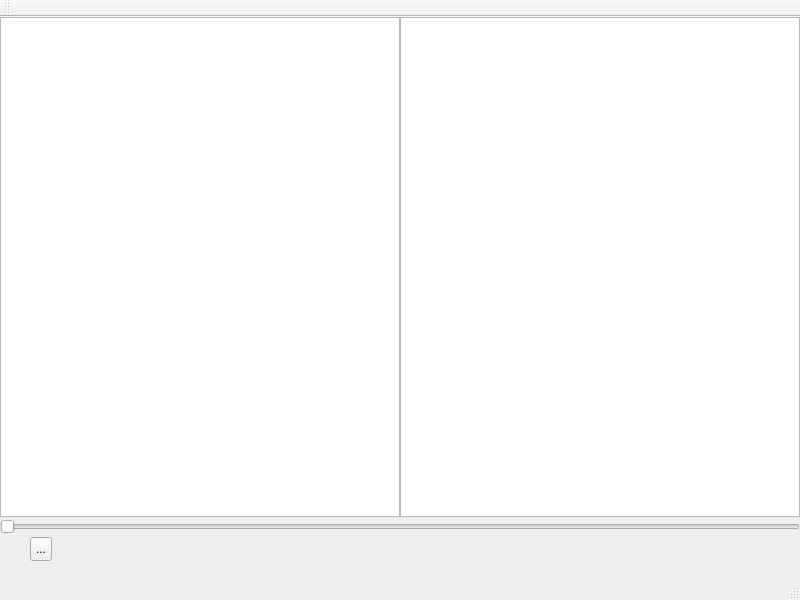
Qt form mainwindow.ui (skarahoda/Zpotify) before a commit.
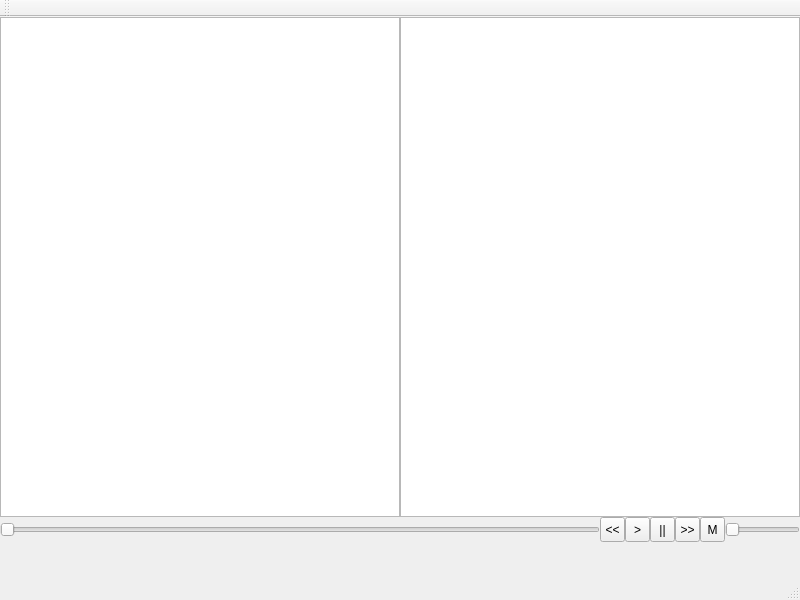
The same form after that commit. Icons and pictures are not drawn.

Patch:
```diff
--- a/mainwindow.ui
+++ b/mainwindow.ui
@@ -39,28 +39,90 @@
      <rect>
       <x>0</x>
       <y>500</y>
-      <width>800</width>
-      <height>20</height>
+      <width>600</width>
+      <height>25</height>
      </rect>
     </property>
     <property name="orientation">
      <enum>Qt::Horizontal</enum>
     </property>
    </widget>
+   <widget class="QToolButton" name="backwardButton">
+    <property name="geometry">
+     <rect>
+      <x>600</x>
+      <y>500</y>
+      <width>25</width>
+      <height>25</height>
+     </rect>
+    </property>
+    <property name="text">
+     <string>&lt;&lt;</string>
+    </property>
+   </widget>
+   <widget class="QToolButton" name="playButton">
+    <property name="geometry">
+     <rect>
+      <x>625</x>
+      <y>500</y>
+      <width>25</width>
+      <height>25</height>
+     </rect>
+    </property>
+    <property name="text">
+     <string>&gt;</string>
+    </property>
+   </widget>
+   <widget class="QToolButton" name="pauseButton">
+    <property name="geometry">
+     <rect>
+      <x>650</x>
+      <y>500</y>
+      <width>25</width>
+      <height>25</height>
+     </rect>
+    </property>
+    <property name="text">
+     <string>||</string>
+    </property>
+   </widget>
+   <widget class="QToolButton" name="forwardButton">
+    <property name="geometry">
+     <rect>
+      <x>675</x>
+      <y>500</y>
+      <width>25</width>
+      <height>25</height>
+     </rect>
+    </property>
+    <property name="text">
+     <string>&gt;&gt;</string>
+    </property>
+   </widget>
    <widget class="QToolButton" name="toolButton">
     <property name="geometry">
      <rect>
-      <x>30</x>
-      <y>520</y>
-      <width>22</width>
-      <height>24</height>
+      <x>700</x>
+      <y>500</y>
+      <width>25</width>
+      <height>25</height>
      </rect>
     </property>
     <property name="text">
-     <string>...</string>
+     <string>M</string>
     </property>
-    <property name="icon">
-     <iconset theme="Media-Stop"/>
+   </widget>
+   <widget class="QSlider" name="horizontalSlider">
+    <property name="geometry">
+     <rect>
+      <x>725</x>
+      <y>500</y>
+      <width>75</width>
+      <height>25</height>
+     </rect>
+    </property>
+    <property name="orientation">
+     <enum>Qt::Horizontal</enum>
     </property>
    </widget>
   </widget>
```
